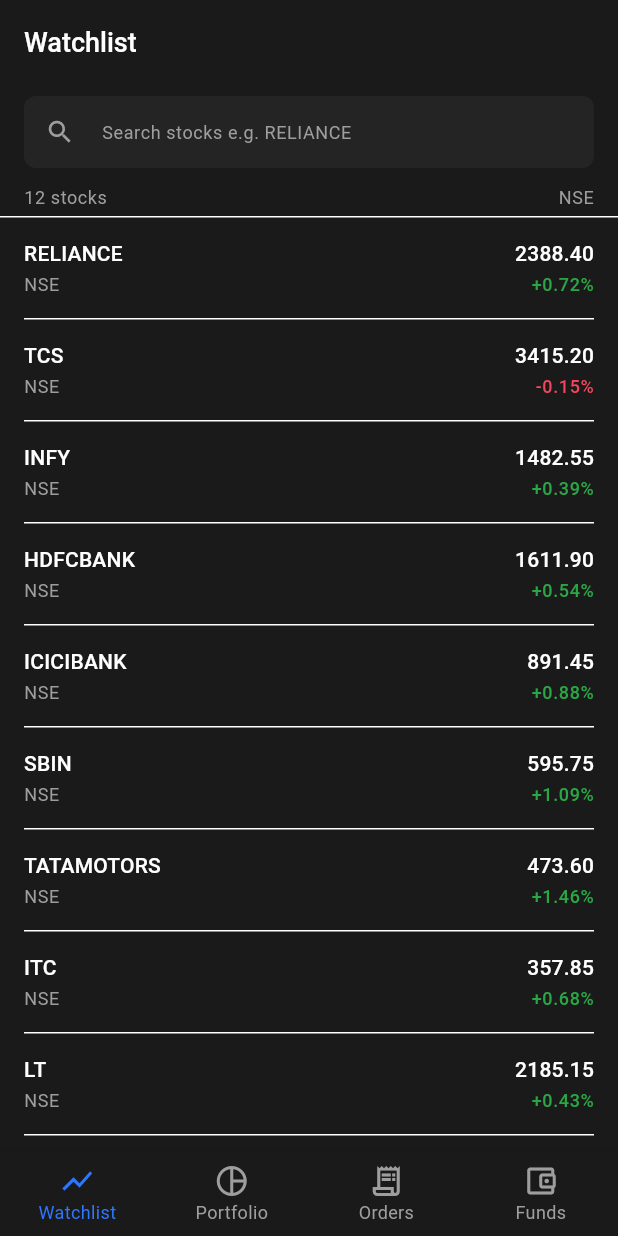
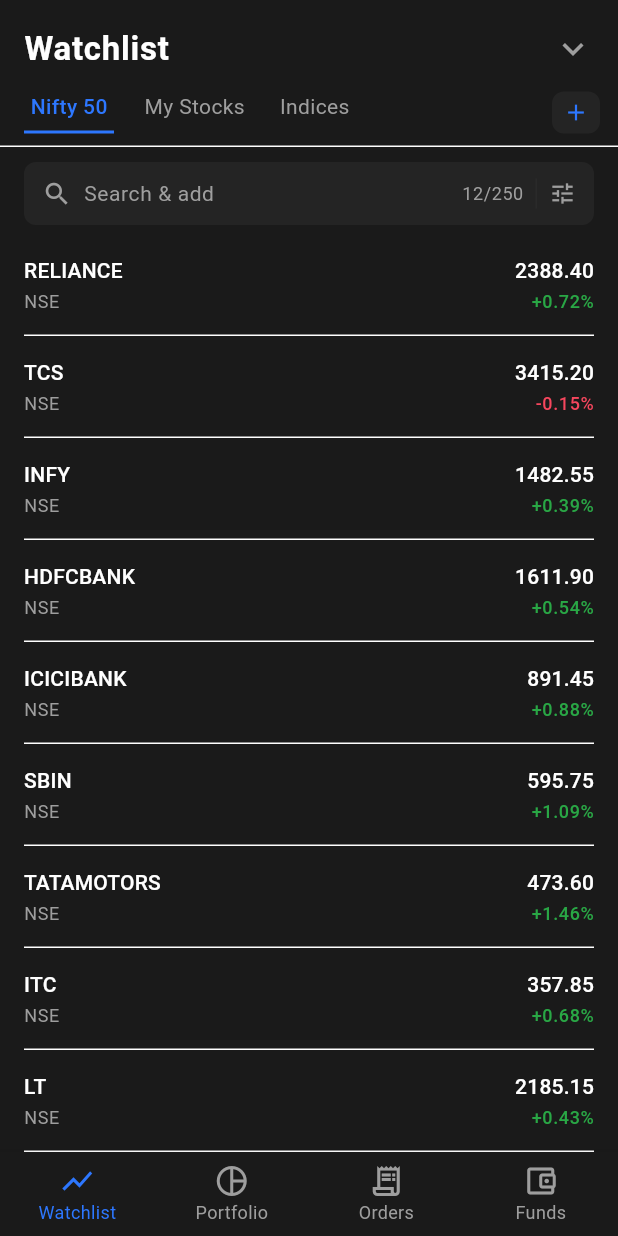
Before and after one commit to Writerw/stock-trading-ui, a Flutter app: the screen it shows after launch, on a phone screen of 412 x 824 dp. Run offline on Flutter 3.47's test engine with Material 3 defaults, Android fonts, the phone set to English and light mode, and no system bars; our stand-ins replace google_fonts.

Commit message:
Add Kite-style watchlist tabs, search bar with count and filter icon
Co-Authored-By: Claude Opus 4.6 <noreply@anthropic.com>
Claude-Session: https://claude.ai/code/session_01TaJjXVjmkRnnBDYEh9LWe4

```diff
--- a/lib/screens/watchlist_screen.dart
+++ b/lib/screens/watchlist_screen.dart
@@ -12,6 +12,13 @@ class WatchlistScreen extends StatefulWidget {
 
 class _WatchlistScreenState extends State<WatchlistScreen> {
   String _searchQuery = '';
+  int _selectedTab = 0;
+
+  final List<String> _watchlistTabs = [
+    'Nifty 50',
+    'My Stocks',
+    'Indices',
+  ];
 
   List<Stock> get _filteredStocks {
     if (_searchQuery.isEmpty) return dummyStocks;
@@ -25,51 +32,157 @@ class _WatchlistScreenState extends State<WatchlistScreen> {
   @override
   Widget build(BuildContext context) {
     return Scaffold(
-      appBar: AppBar(
-        title: const Text('Watchlist'),
+      body: SafeArea(
+        child: Column(
+          crossAxisAlignment: CrossAxisAlignment.start,
+          children: [
+            // Title row
+            Padding(
+              padding: const EdgeInsets.fromLTRB(16, 16, 16, 0),
+              child: Row(
+                mainAxisAlignment: MainAxisAlignment.spaceBetween,
+                children: [
+                  Text(
+                    'Watchlist',
+                    style: Theme.of(context).textTheme.bodyLarge!.copyWith(
+                          fontSize: 22,
+                          fontWeight: FontWeight.w600,
                         ),
-      body: Column(
+                  ),
+                  const Icon(
+                    Icons.keyboard_arrow_down,
+                    color: AppTheme.textSecondary,
+                    size: 28,
+                  ),
+                ],
+              ),
+            ),
+
+            const SizedBox(height: 12),
+
+            // Watchlist tabs row
+            SizedBox(
+              height: 36,
+              child: Row(
                 children: [
+                  Expanded(
+                    child: ListView.builder(
+                      scrollDirection: Axis.horizontal,
+                      padding: const EdgeInsets.only(left: 16),
+                      itemCount: _watchlistTabs.length,
+                      itemBuilder: (context, index) {
+                        final isSelected = _selectedTab == index;
+                        return GestureDetector(
+                          onTap: () {
+                            setState(() {
+                              _selectedTab = index;
+                            });
+                          },
+                          child: Container(
+                            margin: const EdgeInsets.only(right: 20),
+                            child: Column(
+                              mainAxisSize: MainAxisSize.min,
+                              children: [
+                                Text(
+                                  _watchlistTabs[index],
+                                  style: TextStyle(
+                                    fontSize: 14,
+                                    fontWeight: isSelected
+                                        ? FontWeight.w500
+                                        : FontWeight.w400,
+                                    color: isSelected
+                                        ? AppTheme.blue
+                                        : AppTheme.textSecondary,
+                                  ),
+                                ),
+                                const SizedBox(height: 6),
+                                Container(
+                                  height: 2,
+                                  width: _watchlistTabs[index].length * 7.5,
+                                  color: isSelected
+                                      ? AppTheme.blue
+                                      : Colors.transparent,
+                                ),
+                              ],
+                            ),
+                          ),
+                        );
+                      },
+                    ),
+                  ),
+                  // Add watchlist button
                   Padding(
-            padding: const EdgeInsets.fromLTRB(16, 8, 16, 8),
+                    padding: const EdgeInsets.only(right: 12, bottom: 8),
+                    child: Container(
+                      width: 32,
+                      height: 32,
+                      decoration: BoxDecoration(
+                        color: AppTheme.card,
+                        borderRadius: BorderRadius.circular(8),
+                      ),
+                      child: const Icon(
+                        Icons.add,
+                        color: AppTheme.blue,
+                        size: 18,
+                      ),
+                    ),
+                  ),
+                ],
+              ),
+            ),
+
+            const Divider(height: 1),
+
+            // Search bar with count and filter
+            Padding(
+              padding: const EdgeInsets.fromLTRB(16, 10, 16, 6),
+              child: Container(
+                height: 42,
+                decoration: BoxDecoration(
+                  color: AppTheme.card,
+                  borderRadius: BorderRadius.circular(8),
+                ),
+                child: Row(
+                  children: [
+                    const SizedBox(width: 12),
+                    const Icon(Icons.search, color: AppTheme.textSecondary, size: 20),
+                    const SizedBox(width: 8),
+                    Expanded(
                       child: TextField(
                         onChanged: (value) {
                           setState(() {
                             _searchQuery = value;
                           });
                         },
-              style: Theme.of(context).textTheme.bodyMedium,
+                        style: Theme.of(context).textTheme.bodyMedium!.copyWith(fontSize: 14),
                         decoration: InputDecoration(
-                hintText: 'Search stocks e.g. RELIANCE',
-                hintStyle: Theme.of(context).textTheme.bodySmall,
-                prefixIcon: const Icon(Icons.search, color: AppTheme.textSecondary, size: 20),
-                filled: true,
-                fillColor: AppTheme.card,
-                contentPadding: const EdgeInsets.symmetric(vertical: 12),
-                border: OutlineInputBorder(
-                  borderRadius: BorderRadius.circular(8),
-                  borderSide: BorderSide.none,
+                          hintText: 'Search & add',
+                          hintStyle: Theme.of(context).textTheme.bodySmall!.copyWith(fontSize: 14),
+                          border: InputBorder.none,
+                          isDense: true,
+                          contentPadding: const EdgeInsets.symmetric(vertical: 10),
                         ),
                       ),
                     ),
+                    Text(
+                      '${_filteredStocks.length}/250',
+                      style: Theme.of(context).textTheme.bodySmall!.copyWith(fontSize: 12),
                     ),
-          Padding(
-            padding: const EdgeInsets.symmetric(horizontal: 16, vertical: 4),
-            child: Row(
-              mainAxisAlignment: MainAxisAlignment.spaceBetween,
-              children: [
-                Text(
-                  '${_filteredStocks.length} stocks',
-                  style: Theme.of(context).textTheme.bodySmall,
+                    const SizedBox(width: 8),
+                    Container(
+                      width: 1,
+                      height: 20,
+                      color: AppTheme.divider,
                     ),
-                Text(
-                  'NSE',
-                  style: Theme.of(context).textTheme.bodySmall,
-                ),
+                    const SizedBox(width: 8),
+                    const Icon(Icons.tune, color: AppTheme.textSecondary, size: 18),
+                    const SizedBox(width: 12),
                   ],
                 ),
               ),
-          const Divider(height: 1),
+            ),
+
+            // Stock list
             Expanded(
               child: _filteredStocks.isEmpty
                   ? Center(
@@ -104,6 +217,7 @@ class _WatchlistScreenState extends State<WatchlistScreen> {
             ),
           ],
         ),
+      ),
     );
   }
 }
```
Lines whose indentation alone changed are shown as unchanged.
